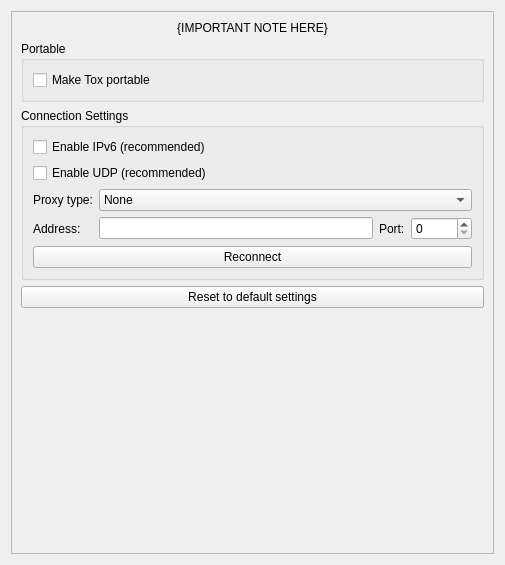
First picture: the form in src/widget/form/settings/advancedsettings.ui, repository qTox/qTox, before the edit.
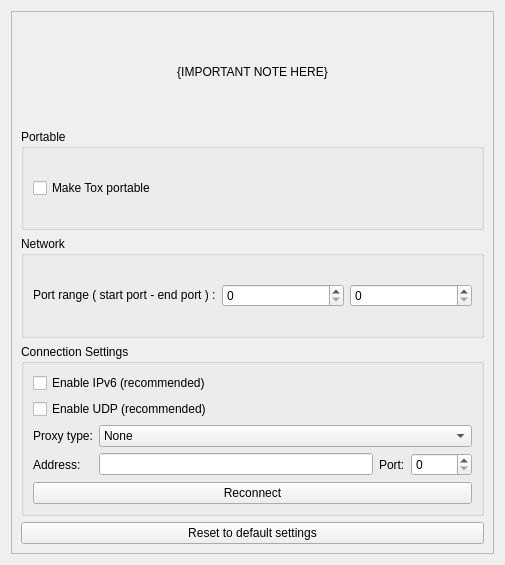
Second picture: the form after the edit. Custom widgets are drawn as their Qt base class.

Commit message:
feat(settings)if applied,this commit will add possibility to change the UDP port range
this commit fix a part of the issue #3334 (https://github.com/qTox/qTox/
issues/3334), it add the possibility to the user to change the UDP port
range.

```diff
--- a/src/widget/form/settings/advancedsettings.ui
+++ b/src/widget/form/settings/advancedsettings.ui
@@ -24,8 +24,8 @@
        <rect>
         <x>0</x>
         <y>0</y>
-        <width>489</width>
-        <height>549</height>
+        <width>485</width>
+        <height>545</height>
        </rect>
       </property>
       <layout class="QVBoxLayout" name="verticalLayout_2">
@@ -64,6 +64,36 @@
          </layout>
         </widget>
        </item>
+       <item>
+        <widget class="QGroupBox" name="horizontalGroupBox">
+         <property name="title">
+          <string>Network</string>
+         </property>
+         <layout class="QHBoxLayout" name="NetworkGroup">
+          <item>
+           <widget class="QLabel" name="PortRangeLabel">
+            <property name="text">
+             <string>&lt;html&gt;&lt;head/&gt;&lt;body&gt;&lt;p&gt;Port range ( start port - end port ) :&lt;/p&gt;&lt;/body&gt;&lt;/html&gt;</string>
+            </property>
+           </widget>
+          </item>
+          <item>
+           <widget class="QSpinBox" name="spinStartUDPPort">
+            <property name="maximum">
+             <number>65535</number>
+            </property>
+           </widget>
+          </item>
+          <item>
+           <widget class="QSpinBox" name="spinEndUDPPort">
+            <property name="maximum">
+             <number>65535</number>
+            </property>
+           </widget>
+          </item>
+         </layout>
+        </widget>
+       </item>
        <item>
         <widget class="QGroupBox" name="connectionGroup">
          <property name="title">
@@ -181,19 +211,6 @@
          </property>
         </widget>
        </item>
-       <item>
-        <spacer name="verticalSpacer">
-         <property name="orientation">
-          <enum>Qt::Vertical</enum>
-         </property>
-         <property name="sizeHint" stdset="0">
-          <size>
-           <width>20</width>
-           <height>40</height>
-          </size>
-         </property>
-        </spacer>
-       </item>
       </layout>
      </widget>
     </widget>
```
The commit also changes 5 other files.
